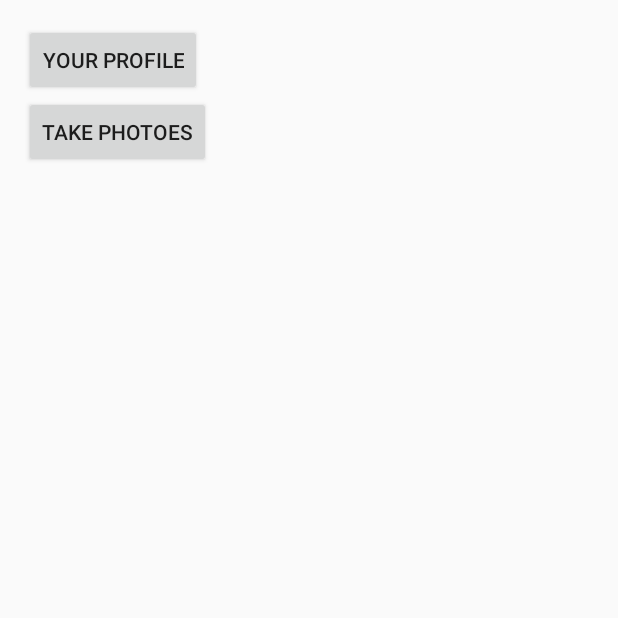
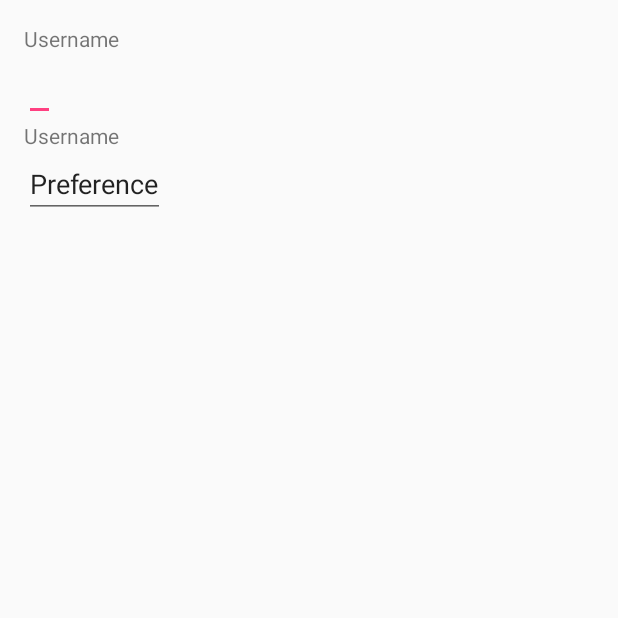
Before and after one commit to binc74/food-recommendation, an Android app: the ProfileActivity screen opened directly, with no data from a screen before it, on a phone screen of 412 x 824 dp, the top half of it. Run offline under Robolectric (Android 15) with nearby library versions, the phone set to English and light mode, and no system bars.

Commit message:
Update user model

```diff
--- a/app/src/main/res/layout/activity_profile.xml
+++ b/app/src/main/res/layout/activity_profile.xml
@@ -12,16 +12,28 @@
         android:layout_height="match_parent"
         android:orientation="vertical">
 
-        <Button
-            android:id="@+id/profile"
+        <TextView
             android:layout_width="wrap_content"
             android:layout_height="wrap_content"
-            android:text="@string/user_profile" />
+            android:text="@string/prompt_username" />
 
-        <Button
-            android:id="@+id/photo"
+        <EditText
+            android:id="@+id/username"
             android:layout_width="wrap_content"
             android:layout_height="wrap_content"
-            android:text="@string/take_photo" />
+             />
+
+        <TextView
+            android:layout_width="wrap_content"
+            android:layout_height="wrap_content"
+            android:text="@string/prompt_username" />
+
+        <EditText
+            android:id="@+id/pref"
+            android:layout_width="wrap_content"
+            android:layout_height="wrap_content"
+            android:text="@string/preference" />
+
+
     </LinearLayout>
 </RelativeLayout>
--- a/app/src/main/res/values/strings.xml
+++ b/app/src/main/res/values/strings.xml
@@ -28,8 +28,8 @@
     <string name="prompt_reenter_password">Confirm Password</string>
     <string name="submit_form">Submit</string>
     <string name="back">Back</string>
-    <string name="skip">Skip</string>
+    <string name="skip">Later</string>
     <string name="user_profile">Your Profile</string>
-    <string name="take_photo">Take Photoes</string>
-
+    <string name="take_photo">Take Photos</string>
+    <string name="preference">Preference</string>
 </resources>
```
Also changed, not shown: app/src/main/java/edu/osu/cse5914/ibmi/foodrecommendation/model/User.java (+31 -0 lines).
